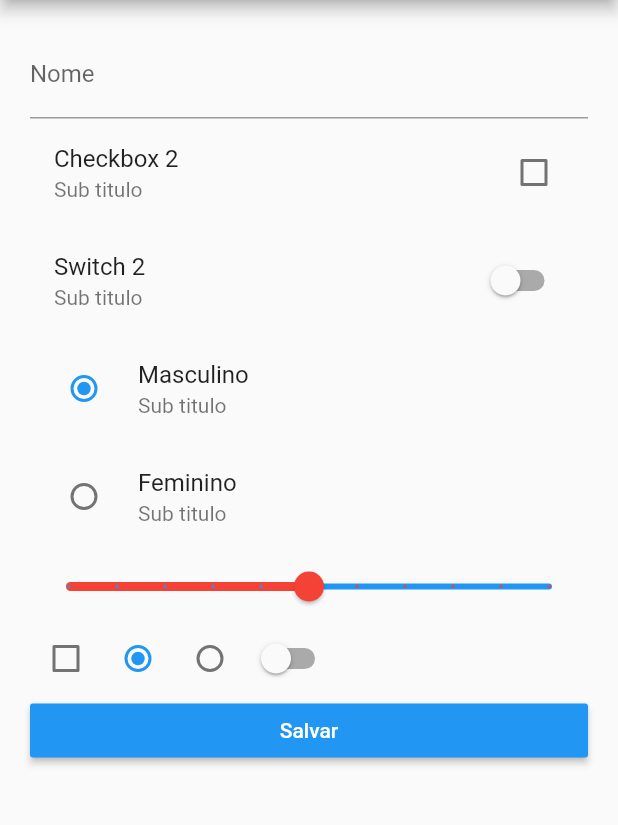
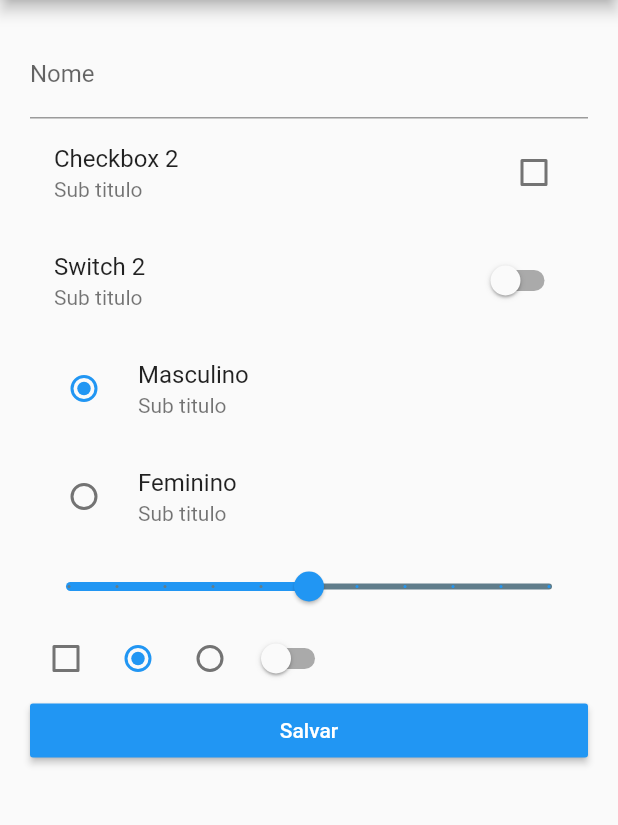
Before and after one commit to wictorChaves/FlutterHelper, a Flutter app: the screen it shows after launch, on a phone screen of 412 x 824 dp, the part 84-909 px from its top. Run offline on Flutter 3.47's test engine with Material 2 defaults, Android fonts, the phone set to English and light mode, and no system bars.

Commit message:
Update home.dart

```diff
--- a/formulario/lib/home.dart
+++ b/formulario/lib/home.dart
@@ -80,8 +80,8 @@ class _HomeState extends State<Home> {
                 max: 10,
                 divisions: 10,
                 label: _sliderLavel,
-                activeColor: Colors.red,
-                inactiveColor: Colors.blue,
+                activeColor: Colors.blue,
+                inactiveColor: Colors.blueGrey,
                 onChanged: (value) {
                   setState(() {
                     _slider = value;
```
